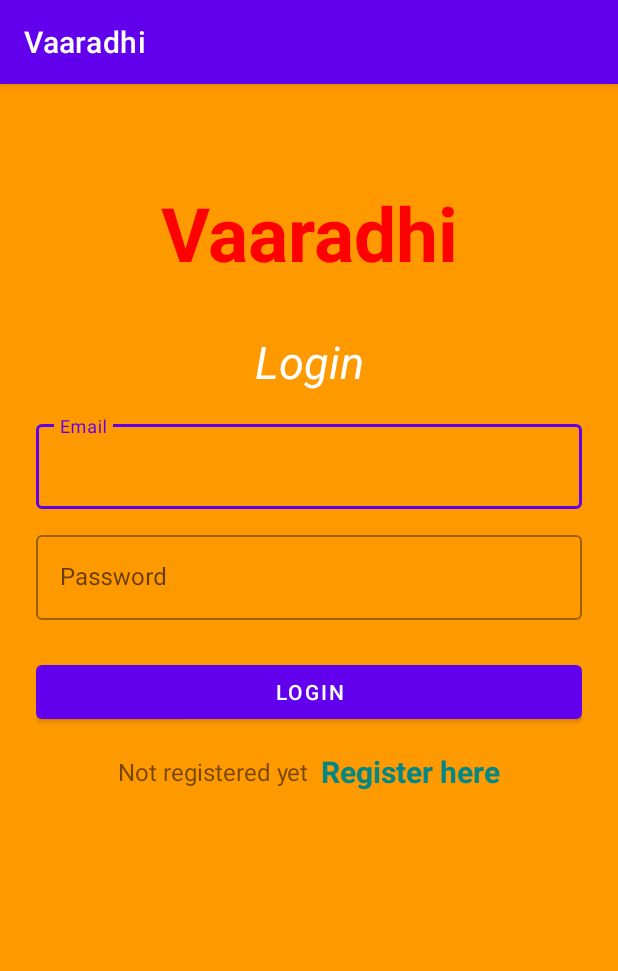
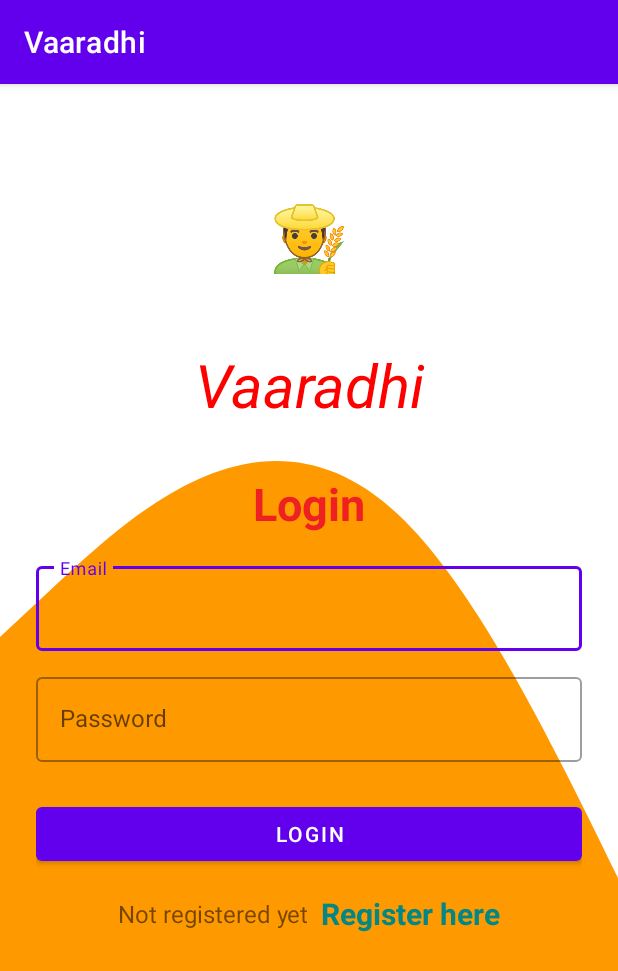
Before and after one commit to aluvala-nikhil/Vaaradhi, an Android app: the screen it shows after launch (LoginActivity), on a phone screen of 412 x 824 dp. Shown: the top 971 px of the screen. Run offline under Robolectric (Android 15) with nearby library versions, the phone set to English and light mode, and no system bars; our stand-ins replace Firebase (no records; nobody signed in at launch, a user with empty details on screens opened directly).

Commit message:
Login Page Change

```diff
--- /dev/null
+++ b/app/src/main/res/drawable/ic_wave.xml
@@ -0,0 +1,9 @@
+<vector xmlns:android="http://schemas.android.com/apk/res/android"
+    android:width="1440dp"
+    android:height="320dp"
+    android:viewportWidth="320"
+    android:viewportHeight="200">
+  <path
+      android:pathData="M0,96L34.3,85.3C68.6,75 137,53 206,74.7C274.3,96 343,160 411,197.3C480,235 549,245 617,234.7C685.7,224 754,192 823,176C891.4,160 960,160 1029,181.3C1097.1,203 1166,245 1234,261.3C1302.9,277 1371,267 1406,261.3L1440,256L1440,320L1405.7,320C1371.4,320 1303,320 1234,320C1165.7,320 1097,320 1029,320C960,320 891,320 823,320C754.3,320 686,320 617,320C548.6,320 480,320 411,320C342.9,320 274,320 206,320C137.1,320 69,320 34,320L0,320Z"
+      android:fillColor="#ff9900"/>
+</vector>
--- a/app/src/main/res/layout/activity_login.xml
+++ b/app/src/main/res/layout/activity_login.xml
@@ -1,47 +1,53 @@
 <?xml version="1.0" encoding="utf-8"?>
-<LinearLayout xmlns:android="http://schemas.android.com/apk/res/android"
+<RelativeLayout xmlns:android="http://schemas.android.com/apk/res/android"
     xmlns:app="http://schemas.android.com/apk/res-auto"
     xmlns:tools="http://schemas.android.com/tools"
     android:layout_width="match_parent"
     android:layout_height="match_parent"
     android:orientation="vertical"
+    android:background="@drawable/ic_wave"
     android:padding="24dp"
-    android:background="#ff9900"
     tools:context=".LoginActivity">
-
 
 
     <LinearLayout
         android:layout_width="match_parent"
         android:layout_height="match_parent"
-        android:orientation="vertical"
         android:layout_gravity="center"
-        android:layout_marginTop="25dp">
+        android:layout_marginTop="25dp"
+        android:orientation="vertical">
+
+
+        <ImageView
+            android:id="@+id/imageView"
+            android:layout_width="match_parent"
+            android:layout_height="wrap_content"
+            app:srcCompat="@mipmap/ic_launcher_foreground" />
 
         <TextView
             android:layout_width="match_parent"
             android:layout_height="wrap_content"
+            android:layout_marginVertical="16dp"
+            android:gravity="center_horizontal"
             android:text="Vaaradhi"
-            android:textSize="50sp"
-            android:textStyle="bold"
             android:textColor="#FF0000"
-            android:gravity="center_horizontal"
-            android:layout_marginVertical="16dp"/>
+            android:textSize="40sp"
+            android:textStyle="italic" />
 
         <TextView
             android:layout_width="match_parent"
             android:layout_height="wrap_content"
+            android:layout_marginVertical="16dp"
+            android:gravity="center_horizontal"
             android:text="Login"
+            android:textColor="#ef2022"
             android:textSize="30sp"
-            android:textStyle="italic"
-            android:textColor="#FFFFFF"
-            android:gravity="center_horizontal"
-            android:layout_marginVertical="16dp"/>
+            android:textStyle="bold" />
 
 
         <com.google.android.material.textfield.TextInputLayout
+            style="@style/Widget.MaterialComponents.TextInputLayout.OutlinedBox"
             android:layout_width="match_parent"
-            style="@style/Widget.MaterialComponents.TextInputLayout.OutlinedBox"
             android:layout_height="wrap_content">
 
             <com.google.android.material.textfield.TextInputEditText
@@ -49,13 +55,13 @@
                 android:layout_width="match_parent"
                 android:layout_height="wrap_content"
                 android:hint="Email"
-                android:inputType="textEmailAddress"/>
+                android:inputType="textEmailAddress" />
         </com.google.android.material.textfield.TextInputLayout>
 
 
         <com.google.android.material.textfield.TextInputLayout
+            style="@style/Widget.MaterialComponents.TextInputLayout.OutlinedBox"
             android:layout_width="match_parent"
-            style="@style/Widget.MaterialComponents.TextInputLayout.OutlinedBox"
             android:layout_height="wrap_content"
             android:layout_marginTop="12dp">
 
@@ -64,7 +70,7 @@
                 android:layout_width="match_parent"
                 android:layout_height="wrap_content"
                 android:hint="Password"
-                android:inputType="textPassword"/>
+                android:inputType="textPassword" />
         </com.google.android.material.textfield.TextInputLayout>
 
         <com.google.android.material.button.MaterialButton
@@ -72,7 +78,7 @@
             android:layout_width="match_parent"
             android:layout_height="wrap_content"
             android:layout_marginTop="24dp"
-            android:text="Login"/>
+            android:text="Login" />
 
         <LinearLayout
             android:layout_width="match_parent"
@@ -85,7 +91,7 @@
                 android:layout_width="wrap_content"
                 android:layout_height="wrap_content"
                 android:text="Not registered yet"
-                android:textSize="16sp"/>
+                android:textSize="16sp" />
 
             <TextView
                 android:id="@+id/tvRegisterHere"
@@ -94,11 +100,13 @@
                 android:layout_marginLeft="8dp"
                 android:text="Register here"
                 android:textColor="@color/teal_700"
-                android:textStyle="bold"
-                android:textSize="20sp"/>
+                android:textSize="20sp"
+                android:textStyle="bold" />
 
         </LinearLayout>
 
+
+
     </LinearLayout>
 
-</LinearLayout>
+</RelativeLayout>
--- a/app/src/main/res/layout/activity_main.xml
+++ b/app/src/main/res/layout/activity_main.xml
@@ -1,5 +1,5 @@
 <?xml version="1.0" encoding="utf-8"?>
-<androidx.constraintlayout.widget.ConstraintLayout xmlns:android="http://schemas.android.com/apk/res/android"
+<RelativeLayout xmlns:android="http://schemas.android.com/apk/res/android"
     xmlns:app="http://schemas.android.com/apk/res-auto"
     xmlns:tools="http://schemas.android.com/tools"
     android:layout_width="match_parent"
@@ -110,4 +110,4 @@
 
     </LinearLayout>
 
-</androidx.constraintlayout.widget.ConstraintLayout>
+</RelativeLayout>
```
